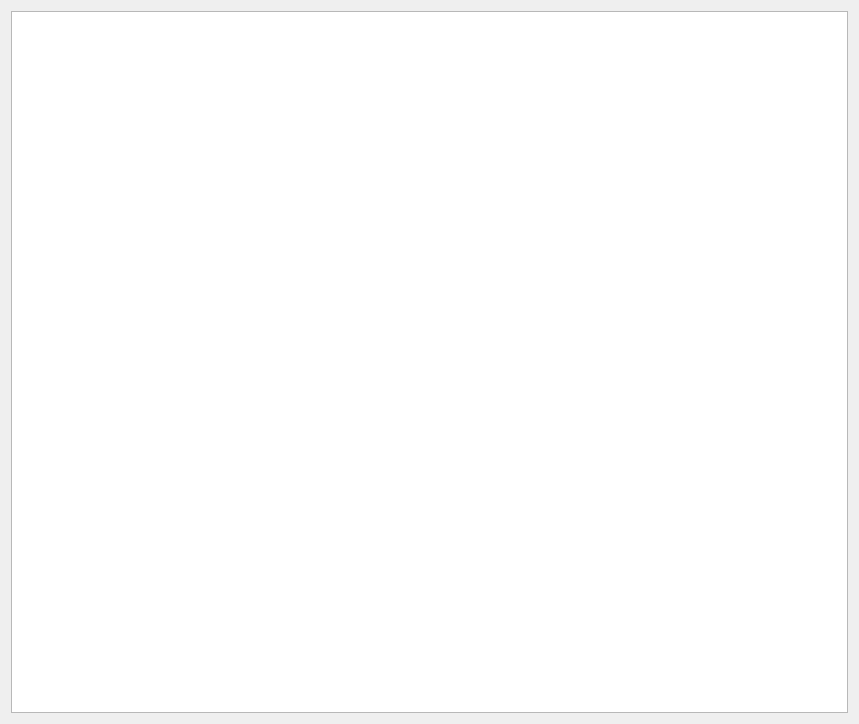
Old version of the form main.ui in the repository tsemkaloalena/espresso.
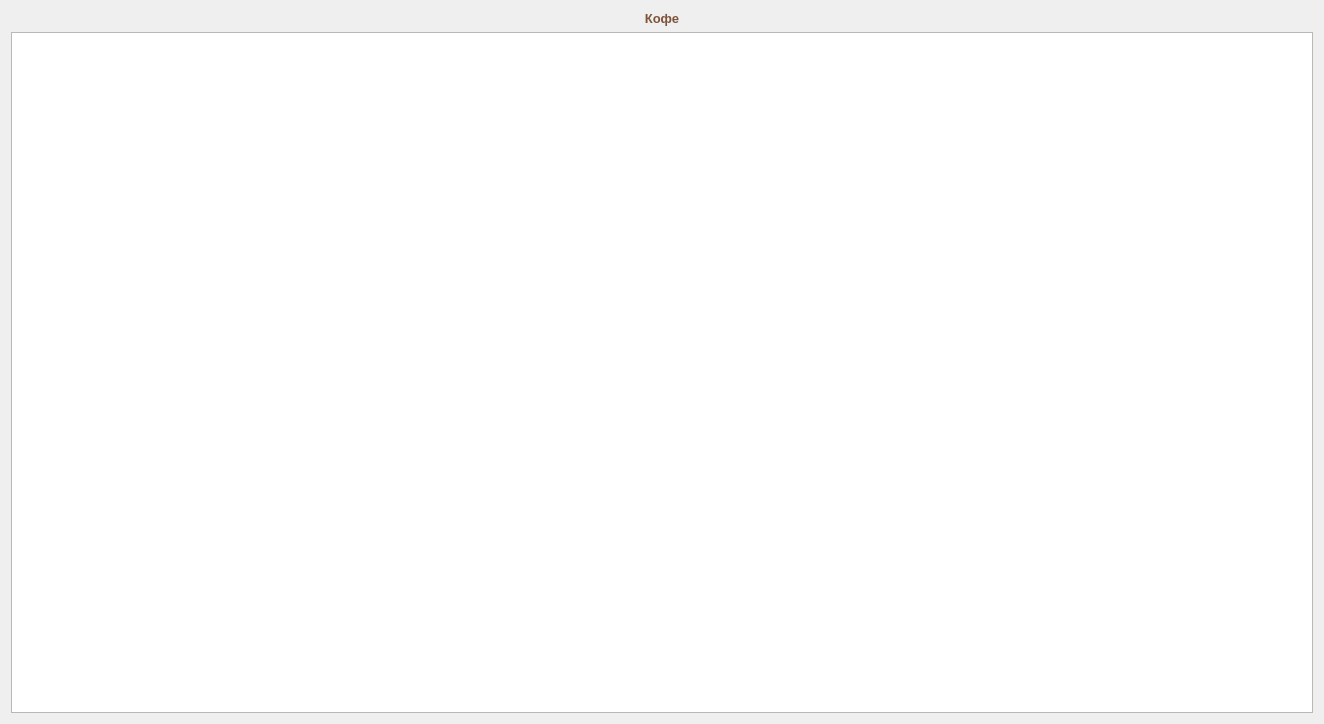
New version of the form.

```diff
--- a/main.ui
+++ b/main.ui
@@ -6,16 +6,49 @@
    <rect>
     <x>0</x>
     <y>0</y>
-    <width>859</width>
+    <width>1324</width>
     <height>724</height>
    </rect>
   </property>
+  <property name="font">
+   <font>
+    <weight>75</weight>
+    <bold>true</bold>
+   </font>
+  </property>
   <property name="windowTitle">
    <string>Form</string>
   </property>
+  <property name="styleSheet">
+   <string notr="true">color: rgb(125, 83, 58);</string>
+  </property>
   <layout class="QGridLayout" name="gridLayout">
+   <item row="1" column="0">
+    <widget class="QTableWidget" name="tableWidget">
+     <property name="font">
+      <font>
+       <weight>50</weight>
+       <bold>false</bold>
+      </font>
+     </property>
+    </widget>
+   </item>
    <item row="0" column="0">
-    <widget class="QTableWidget" name="tableWidget"/>
+    <widget class="QLabel" name="label">
+     <property name="font">
+      <font>
+       <pointsize>10</pointsize>
+       <weight>75</weight>
+       <bold>true</bold>
+      </font>
+     </property>
+     <property name="text">
+      <string>Кофе</string>
+     </property>
+     <property name="alignment">
+      <set>Qt::AlignCenter</set>
+     </property>
+    </widget>
    </item>
   </layout>
  </widget>
```
